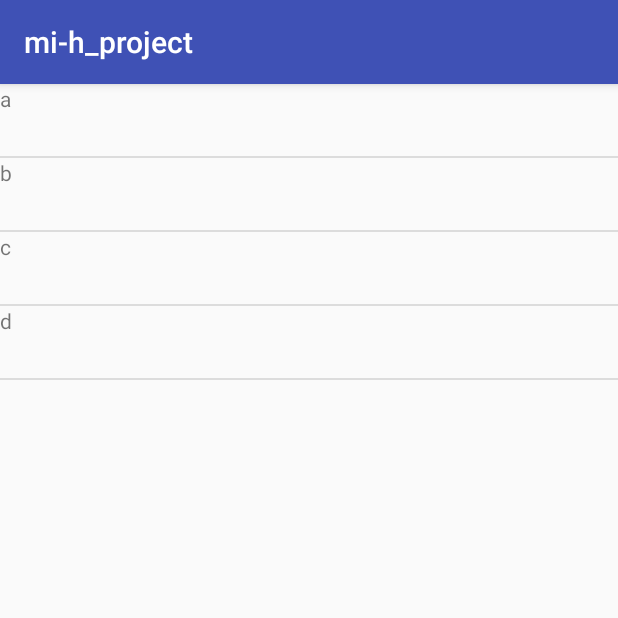
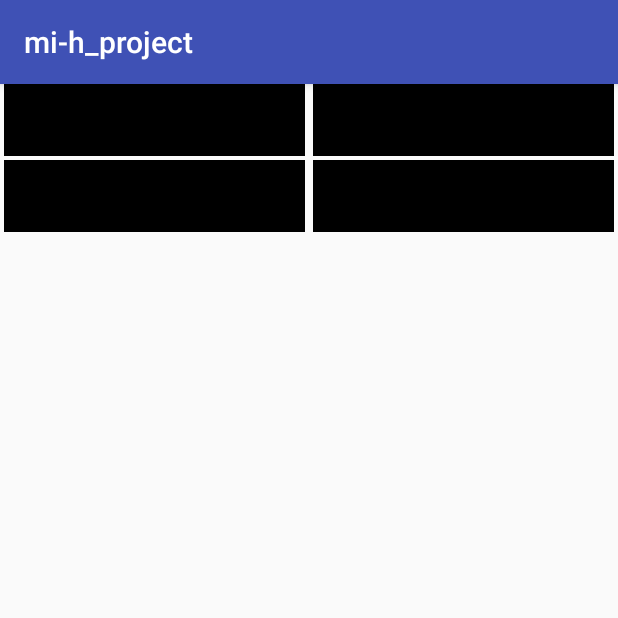
Before and after one commit to mi-h-916/mih_project, an Android app: the screen it shows after launch (MainActivity), on a phone screen of 412 x 824 dp, the top half of it. Run offline under Robolectric (Android 15) with nearby library versions, the phone set to English and light mode, and no system bars; our stand-ins replace data binding.

Commit message:
gridrecyclerview実装

```diff
--- /dev/null
+++ b/app/src/main/java/com/example/mi_h916/mi_h_project/GridAdapter.kt
@@ -0,0 +1,28 @@
+package com.example.mi_h916.mi_h_project
+
+import android.databinding.DataBindingUtil
+import android.support.v7.widget.RecyclerView
+import android.view.LayoutInflater
+import android.view.View
+import android.view.ViewGroup
+import com.example.mi_h916.mi_h_project.databinding.FragmentGridItemBinding
+
+class GridAdapter(val data: MutableList<String>): RecyclerView.Adapter<GridAdapter.ItemHolder>(){
+
+    override fun getItemCount(): Int {
+        return data.size
+    }
+
+    override fun onBindViewHolder(holder:ItemHolder, position: Int) {
+        holder.binding.button.text = data[position]
+    }
+
+    override fun onCreateViewHolder(parent: ViewGroup, viewType: Int):ItemHolder {
+        val v = LayoutInflater.from(parent.context).inflate(R.layout.fragment_grid_item,parent,false)
+        return ItemHolder(v)
+    }
+
+    class ItemHolder(v: View):RecyclerView.ViewHolder(v) {
+        val binding = DataBindingUtil.bind<FragmentGridItemBinding>(v)!!
+    }
+}
--- /dev/null
+++ b/app/src/main/java/com/example/mi_h916/mi_h_project/GridDecoration.kt
@@ -0,0 +1,38 @@
+package com.example.mi_h916.mi_h_project
+
+import android.graphics.Rect
+import android.view.ViewGroup
+import android.support.v7.widget.GridLayoutManager
+import android.support.v7.widget.RecyclerView
+import android.view.View
+
+
+class GridDecoration(sideMargin: Int) :RecyclerView.ItemDecoration() {
+    private var halfMargin = 0
+    private var halfMinusMargin = 0
+
+    init {
+        this.halfMargin = sideMargin / 2
+        this.halfMinusMargin = -1 * halfMargin
+    }
+
+    override fun getItemOffsets(outRect: Rect, view: View, parent: RecyclerView, state: RecyclerView.State) {
+
+        val adapterPosition = parent.getChildAdapterPosition(view)
+        val lm = parent.layoutManager as GridLayoutManager
+        val ssl = lm.spanSizeLookup
+        val spanCount = lm.spanCount
+
+        if (ssl.getSpanSize(adapterPosition) >= spanCount) {
+            // 全幅（ヘッダーとか）
+            val params = view.getLayoutParams() as ViewGroup.MarginLayoutParams
+            params.setMargins(this.halfMinusMargin, params.topMargin, this.halfMinusMargin, 8)
+            view.setLayoutParams(params)
+            return
+        }
+
+        outRect.left = this.halfMargin
+        outRect.bottom = this.halfMargin
+        outRect.right = this.halfMargin
+    }
+}
--- /dev/null
+++ b/app/src/main/java/com/example/mi_h916/mi_h_project/GridFragment.kt
@@ -0,0 +1,28 @@
+package com.example.mi_h916.mi_h_project
+
+
+import android.support.v4.app.Fragment
+import android.databinding.DataBindingUtil
+import android.os.Bundle
+import android.support.v7.widget.DividerItemDecoration
+import android.support.v7.widget.GridLayoutManager
+import android.support.v7.widget.LinearLayoutManager
+import android.view.LayoutInflater
+import android.view.View
+import android.view.ViewGroup
+import com.example.mi_h916.mi_h_project.databinding.FragmentGridBinding
+import com.example.mi_h916.mi_h_project.databinding.FragmentMainBinding
+
+class GridFragment :Fragment(){
+
+    override fun onCreateView(inflater: LayoutInflater, container: ViewGroup?, savedInstanceState: Bundle?): View? {
+        val binding = DataBindingUtil.inflate<FragmentGridBinding>(inflater,R.layout.fragment_grid,container,false).apply {
+            val list = mutableListOf<String>("a","b","c","d")
+            recyclerView.layoutManager = GridLayoutManager(activity,2)
+            recyclerView.adapter = GridAdapter(list)
+            recyclerView.addItemDecoration(GridDecoration(8))
+//            recyclerView.addItemDecoration(DividerItemDecoration(activity,DividerItemDecoration.VERTICAL))
+        }
+        return binding.root
+    }
+}
--- a/app/src/main/java/com/example/mi_h916/mi_h_project/MainActivity.kt
+++ b/app/src/main/java/com/example/mi_h916/mi_h_project/MainActivity.kt
@@ -17,7 +17,8 @@ class MainActivity : AppCompatActivity() {
     }
 
     fun setupFragment() {
-        val fragment = MainFragment()
+//        val fragment = MainFragment()
+        val fragment = GridFragment()
         val transaction = supportFragmentManager.beginTransaction()
         transaction.add(binding.container.id,fragment)
         transaction.commit()
--- /dev/null
+++ b/app/src/main/res/layout/fragment_grid.xml
@@ -0,0 +1,21 @@
+<?xml version="1.0" encoding="utf-8"?>
+<layout xmlns:android="http://schemas.android.com/apk/res/android"
+    xmlns:app="http://schemas.android.com/apk/res-auto"
+    xmlns:tools="http://schemas.android.com/tools">
+
+    <android.support.constraint.ConstraintLayout
+        android:layout_width="match_parent"
+        android:layout_height="match_parent">
+
+        <android.support.v7.widget.RecyclerView
+            android:id="@+id/recyclerView"
+            android:layout_width="0dp"
+            android:layout_height="0dp"
+            app:layout_constraintBottom_toBottomOf="parent"
+            app:layout_constraintLeft_toLeftOf="parent"
+            app:layout_constraintRight_toRightOf="parent"
+            app:layout_constraintTop_toTopOf="parent"/>
+
+    </android.support.constraint.ConstraintLayout>
+
+</layout>
--- /dev/null
+++ b/app/src/main/res/layout/fragment_grid_item.xml
@@ -0,0 +1,19 @@
+<?xml version="1.0" encoding="utf-8"?>
+<layout xmlns:app="http://schemas.android.com/apk/res-auto"
+    xmlns:android="http://schemas.android.com/apk/res/android">
+    <android.support.constraint.ConstraintLayout
+        android:layout_width="match_parent"
+        android:layout_height="48dp">
+
+        <CheckBox
+            android:id="@+id/button"
+            android:layout_width="match_parent"
+            android:layout_height="48dp"
+            android:background="#000000"
+            app:layout_constraintBottom_toBottomOf="parent"
+            app:layout_constraintEnd_toEndOf="parent"
+            app:layout_constraintStart_toStartOf="parent"
+            app:layout_constraintTop_toTopOf="parent" />
+
+    </android.support.constraint.ConstraintLayout>
+</layout>
```
